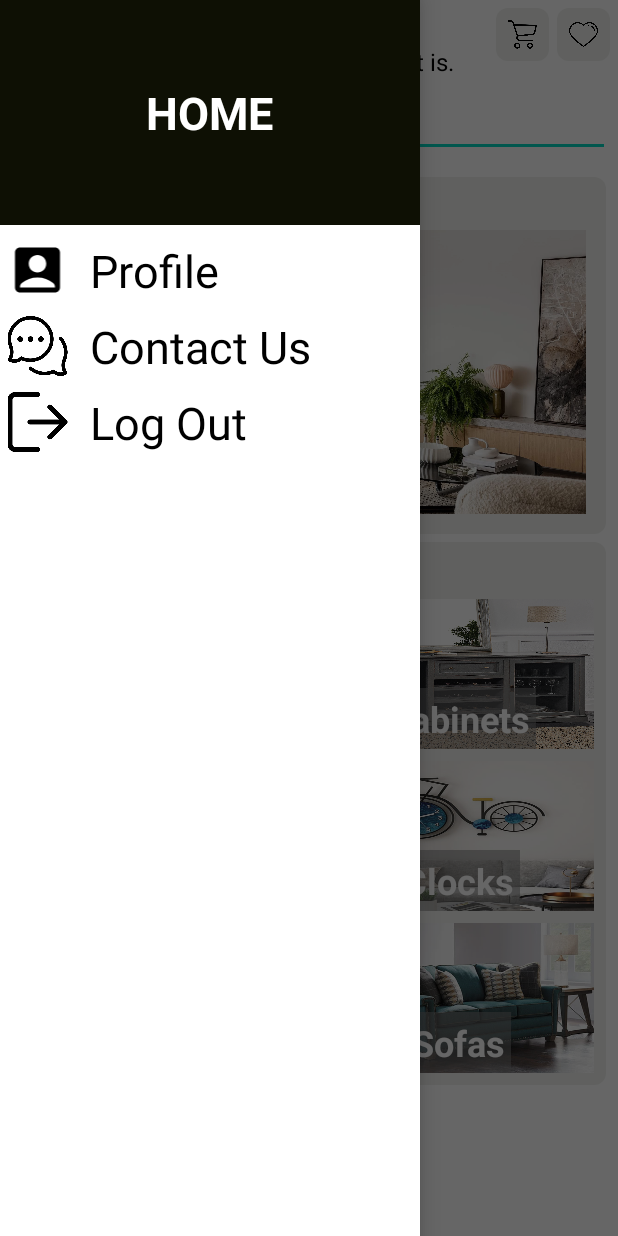
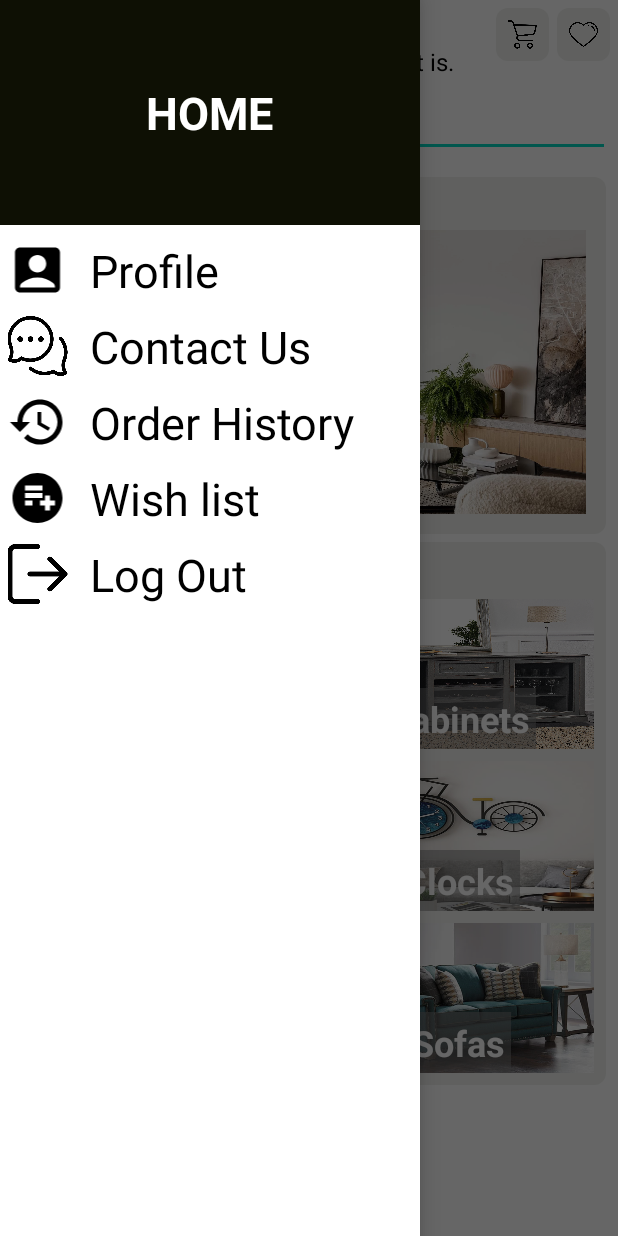
Before and after one commit to MinhPhan123/AndroidProj-repo, an Android app: the screen it shows after launch (MainActivity), with the side drawer open, on a phone screen of 412 x 824 dp. Run offline under Robolectric (Android 15) with nearby library versions, the phone set to English and light mode, and no system bars; our stand-ins replace Firebase (no records; nobody signed in at launch, a user with empty details on screens opened directly), Picasso; pictures from the network do not load.

Commit message:
update drawer (change the activity name in main)

```diff
--- a/app/src/main/java/rmit/ad/myapplication/MainActivity.java
+++ b/app/src/main/java/rmit/ad/myapplication/MainActivity.java
@@ -312,4 +312,14 @@ public class MainActivity extends AppCompatActivity {
         });
         startActivity(new Intent(getApplicationContext(),ChatActivity.class));
     }
+
+    public void wishlist(View view){
+        startActivity(new Intent(getApplicationContext(),LoginActivity.class));             //change the activity name
+
+    }
+
+    public void history(View view){
+        startActivity(new Intent(getApplicationContext(),LoginActivity.class));             //change the activity name
+
+    }
 }
--- /dev/null
+++ b/app/src/main/res/drawable/history.xml
@@ -0,0 +1,5 @@
+<vector android:height="24dp" android:tint="#000000"
+    android:viewportHeight="24" android:viewportWidth="24"
+    android:width="24dp" xmlns:android="http://schemas.android.com/apk/res/android">
+    <path android:fillColor="@android:color/white" android:pathData="M13,3c-4.97,0 -9,4.03 -9,9L1,12l3.89,3.89 0.07,0.14L9,12L6,12c0,-3.87 3.13,-7 7,-7s7,3.13 7,7 -3.13,7 -7,7c-1.93,0 -3.68,-0.79 -4.94,-2.06l-1.42,1.42C8.27,19.99 10.51,21 13,21c4.97,0 9,-4.03 9,-9s-4.03,-9 -9,-9zM12,8v5l4.28,2.54 0.72,-1.21 -3.5,-2.08L13.5,8L12,8z"/>
+</vector>
--- /dev/null
+++ b/app/src/main/res/drawable/wishlist.xml
@@ -0,0 +1,5 @@
+<vector android:height="24dp" android:tint="#000000"
+    android:viewportHeight="24" android:viewportWidth="24"
+    android:width="24dp" xmlns:android="http://schemas.android.com/apk/res/android">
+    <path android:fillColor="@android:color/white" android:pathData="M12,2C6.48,2 2,6.48 2,12s4.48,10 10,10s10,-4.48 10,-10S17.52,2 12,2zM7,7h7v2H7V7zM10,15H7v-2h3V15zM7,12v-2h7v2H7zM19,15h-2v2h-2v-2h-2v-2h2v-2h2v2h2V15z"/>
+</vector>
--- a/app/src/main/res/layout/drawer_menu.xml
+++ b/app/src/main/res/layout/drawer_menu.xml
@@ -75,6 +75,50 @@
         android:layout_width="match_parent"
         android:layout_height="wrap_content"
         android:orientation="horizontal"
+        android:onClick="history">
+        <ImageView
+            android:layout_width="50dp"
+            android:layout_height="50dp"
+            android:src="@drawable/history"
+            android:paddingTop="10dp"/>
+        <TextView
+            android:id="@+id/order_history"
+            android:layout_width="wrap_content"
+            android:layout_height="wrap_content"
+            android:text="Order History"
+            android:textSize="30sp"
+            android:textColor="#000"
+            android:paddingLeft="10dp"
+            android:paddingTop="10dp"
+            />
+    </LinearLayout>
+
+    <LinearLayout
+        android:layout_width="match_parent"
+        android:layout_height="wrap_content"
+        android:orientation="horizontal"
+        android:onClick="wishlist">
+        <ImageView
+            android:layout_width="50dp"
+            android:layout_height="50dp"
+            android:src="@drawable/wishlist"
+            android:paddingTop="10dp"/>
+        <TextView
+            android:id="@+id/wishlist"
+            android:layout_width="wrap_content"
+            android:layout_height="wrap_content"
+            android:text="Wish list"
+            android:textSize="30sp"
+            android:textColor="#000"
+            android:paddingLeft="10dp"
+            android:paddingTop="10dp"
+            />
+    </LinearLayout>
+
+    <LinearLayout
+        android:layout_width="match_parent"
+        android:layout_height="wrap_content"
+        android:orientation="horizontal"
         android:onClick="logout">
         <ImageView
             android:layout_width="50dp"
```
